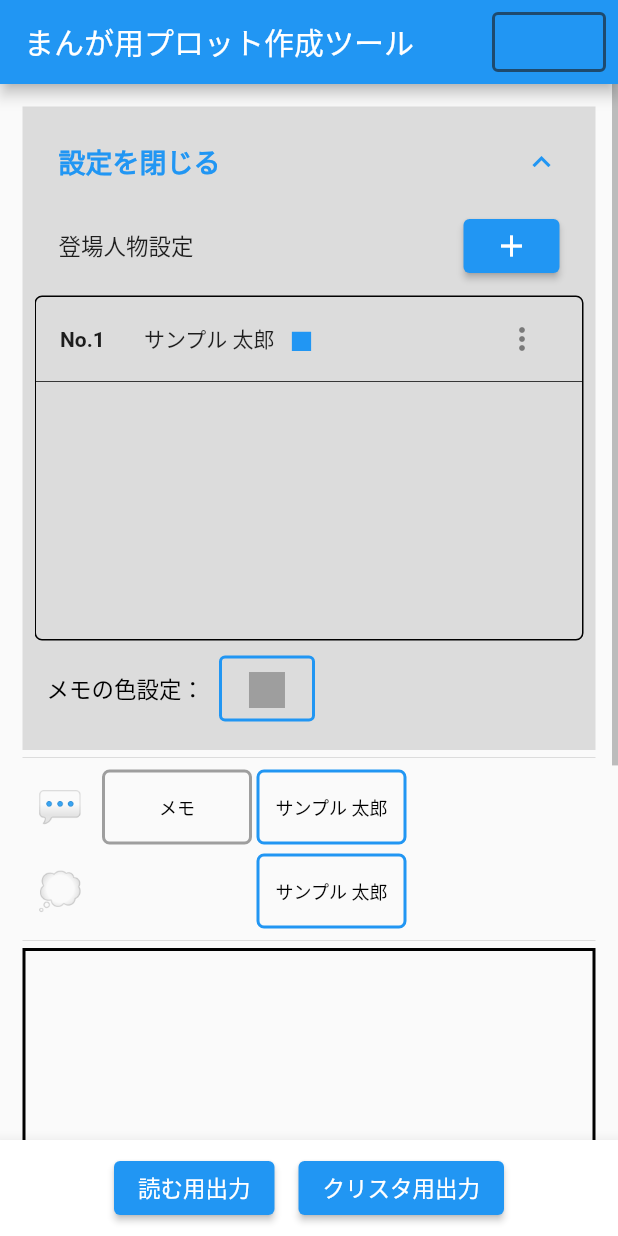
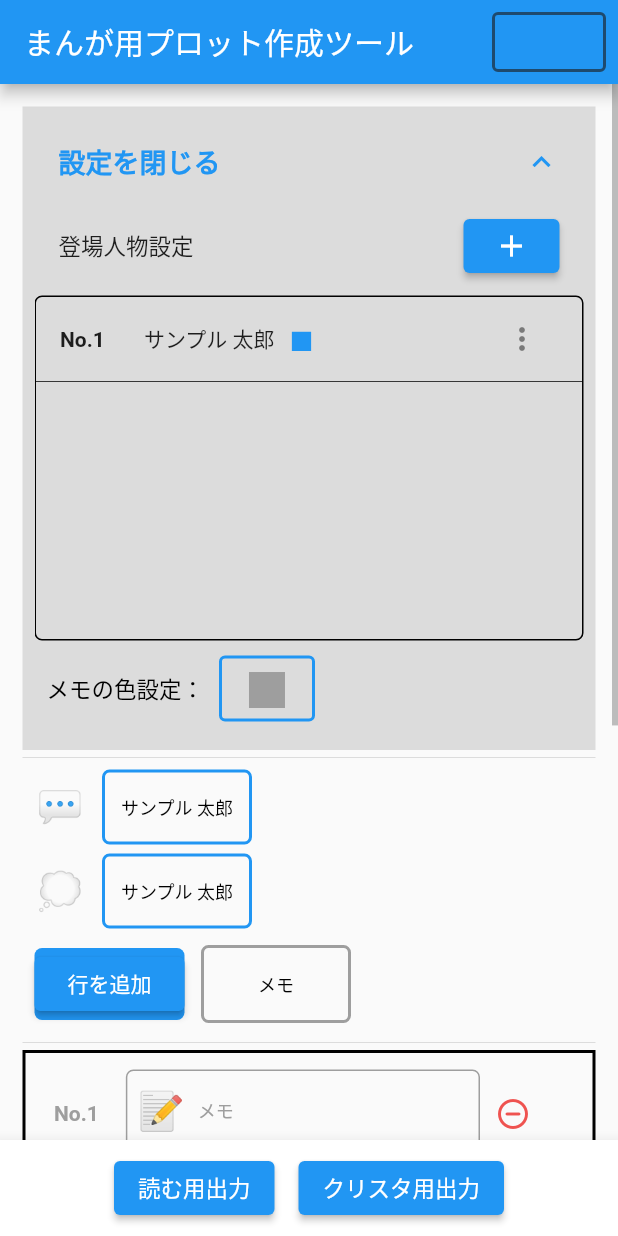
Before and after one commit to smsmsy/story_maker_for_clip_studio, a Flutter app: the screen it shows after launch, after a tap on "設定を開く", on a phone screen of 412 x 824 dp. Run offline on Flutter 3.47's test engine with Material 2 defaults, Android fonts, the light colour scheme and no system bars; our stand-ins replace firebase_auth, firebase_core, flutter_colorpicker; accounts and stored records are empty; Roboto replaces fonts that are missing (源柔ゴシックＰ).

Commit message:
fix layout of personListView

```diff
--- a/lib/main.dart
+++ b/lib/main.dart
@@ -1,5 +1,3 @@
-import 'dart:ui';
-
 import 'package:flutter/material.dart';
 import 'package:flutter/services.dart';
 
@@ -17,6 +15,12 @@ import 'package:firebase_auth/firebase_auth.dart';
 enum ResultAlertDialog {
   ok,
   cancel,
+}
+
+enum PersonButtonBuildTo{
+  memo,
+  serif,
+  mood,
 }
 
 void main() async {
@@ -75,7 +79,6 @@ class _MyHomePageState extends State<MyHomePage> with WidgetsBindingObserver {
   static const double _edgeValueSmall = 3.0;
 
   List<Person> persons = [];
-  List<Person> personsCombinedMemo = [];
   List<Content> contents = [];
 
   // List<TextEditingController> textEditingControllers = [];
@@ -112,6 +115,7 @@ class _MyHomePageState extends State<MyHomePage> with WidgetsBindingObserver {
       Content(
         person: memo,
         line: "",
+        contentType: ContentType.memo,
         controller: TextEditingController(),
       ),
     );
@@ -164,7 +168,7 @@ class _MyHomePageState extends State<MyHomePage> with WidgetsBindingObserver {
         title: Text(widget.title),
         actions: [
           Padding(
-            padding: EdgeInsets.all(_edgeValueMedium),
+            padding: const EdgeInsets.all(_edgeValueMedium),
             child: _user == null
                 ? OutlinedButton(
               style: OutlinedButton.styleFrom(
@@ -388,7 +392,7 @@ class _MyHomePageState extends State<MyHomePage> with WidgetsBindingObserver {
                   height: 10.0,
                 ),
 
-                /// ContentsView
+                /// PersonListView
                 Row(
                   children: [
                     Container(
@@ -402,9 +406,9 @@ class _MyHomePageState extends State<MyHomePage> with WidgetsBindingObserver {
                         height: 50.0,
                         child: ListView.builder(
                           scrollDirection: Axis.horizontal,
-                          itemCount: persons.length + 1,
+                          itemCount: persons.length,
                           itemBuilder: (BuildContext context, int index) {
-                            return personListViewOfContentsView(index);
+                            return buildAddContentsButton(persons[index], ContentType.serif);
                           },
                         ),
                       ),
@@ -424,15 +428,50 @@ class _MyHomePageState extends State<MyHomePage> with WidgetsBindingObserver {
                         height: 50.0,
                         child: ListView.builder(
                           scrollDirection: Axis.horizontal,
-                          itemCount: persons.length + 1,
+                          itemCount: persons.length,
                           itemBuilder: (BuildContext context, int index) {
-                            return personListViewOfContentsViewForMood(index);
+                            if(persons[index].hasMood) {
+                              return buildAddContentsButton(
+                                  persons[index], ContentType.mood);
+                            } else {
+                              return Container(
+                                margin: const EdgeInsets.only(right: _edgeValueSmall),
+                                width: 100,
+                              );
+                            }
                           },
                         ),
                       ),
                     ),
                   ],
                 ),
+                Padding(
+                  padding: const EdgeInsets.all(_edgeValueMedium),
+                  child: Row(
+                    children: [
+                      Padding(
+                        padding: const EdgeInsets.only(right: _edgeValueMedium),
+                        child: Container(
+                          margin: const EdgeInsets.only(right: _edgeValueSmall),
+                          width: 100,
+                          decoration: const BoxDecoration(
+                            color: Colors.blue,
+                            borderRadius: BorderRadius.all(
+                              Radius.circular(_radiusValue),
+                            ),
+                          ),
+                          child: ElevatedButton(
+                            onPressed: (){},
+                            child: const Text("行を追加",),
+                          ),
+                        ),
+                      ),
+                      buildAddContentsButton(memo, ContentType.memo),
+                    ],
+                  ),
+                ),
+
+
                 const Divider(
                   thickness: 0,
                   height: 10.0,
@@ -464,8 +503,7 @@ class _MyHomePageState extends State<MyHomePage> with WidgetsBindingObserver {
                           child: ElevatedButton(
                             onPressed: () => setState(() {
                               scrollControllerForContentsView.animateTo(
-                                -scrollControllerForContentsView
-                                    .position.minScrollExtent,
+                                -scrollControllerForContentsView.position.minScrollExtent,
                                 duration: const Duration(
                                     seconds: 1, milliseconds: 500),
                                 curve: Curves.ease,
@@ -549,40 +587,42 @@ class _MyHomePageState extends State<MyHomePage> with WidgetsBindingObserver {
     );
   }
 
-  Widget _showIconForSerifOrMood(int index) {
-    if(contents[index].person.hasMood) {
-      return const Text("💭", style: TextStyle(fontSize: 25),);
-    } else {
-      return const Text("💬", style: TextStyle(fontSize: 25),);
+  Widget _showIconForSerifOrMood(ContentType contentType) {
+    switch(contentType){
+      case ContentType.memo:
+        return const Text("📝", style: TextStyle(fontSize: 25),);
+      case ContentType.serif:
+        return const Text("💬", style: TextStyle(fontSize: 25),);
+      case ContentType.mood:
+        return const Text("💭", style: TextStyle(fontSize: 25),);
     }
   }
 
-  Widget personListViewOfContentsView(int index) {
-    setCombinedPersons();
+  Widget buildAddContentsButton(Person person, ContentType contentType){
+    Widget widget;
 
-    return Container(
+    widget = Container(
       margin: const EdgeInsets.only(right: _edgeValueSmall),
       width: 100,
       decoration: BoxDecoration(
-          border: Border.all(
-            width: 2.0,
-            color: personsCombinedMemo[index].color,
-          ),
-          borderRadius: const BorderRadius.all(Radius.circular(_radiusValue))),
+        border: Border.all(
+          width: 2.0,
+          color: person.color,
+        ),
+        borderRadius: const BorderRadius.all(
+          Radius.circular(_radiusValue),
+        ),
+      ),
       child: TextButton(
         onPressed: () {
           setState(() {
             contents.add(Content(
-              person: Person(
-                name: personsCombinedMemo[index].name,
-                color: personsCombinedMemo[index].color,
-                hasMood: false,
-              ),
+              person: person,
               line: "",
+              contentType: contentType,
               controller: TextEditingController(),
             ));
-            contents[contents.length - 1]
-                .controller
+            contents[contents.length - 1].controller
                 .addListener(_reflectTextValueForContentsView);
           });
           scrollControllerForContentsView.animateTo(
@@ -597,7 +637,7 @@ class _MyHomePageState extends State<MyHomePage> with WidgetsBindingObserver {
         child: Padding(
           padding: EdgeInsets.zero,
           child: Text(
-            personsCombinedMemo[index].name,
+            person.name,
             textAlign: TextAlign.start,
             style: TextStyle(
               fontSize: 12,
@@ -607,82 +647,13 @@ class _MyHomePageState extends State<MyHomePage> with WidgetsBindingObserver {
         ),
       ),
     );
-  }
-
-  Widget personListViewOfContentsViewForMood(int index) {
-    setCombinedPersons();
-
-    Widget widget = Container(
-      margin: const EdgeInsets.only(right: _edgeValueSmall),
-      width: 100,
-    );
-
-    if (personsCombinedMemo[index].hasMood) {
-      widget = Container(
-        margin: const EdgeInsets.only(right: _edgeValueSmall),
-        width: 100,
-        decoration: BoxDecoration(
-            border: Border.all(
-              width: 2.0,
-              color: personsCombinedMemo[index].color,
-            ),
-            borderRadius: const BorderRadius.all(
-                Radius.circular(_radiusValue))),
-        child: TextButton(
-          onPressed: () {
-            setState(() {
-              contents.add(Content(
-                person: Person(
-                  name: personsCombinedMemo[index].name,
-                  color: personsCombinedMemo[index].color,
-                  hasMood: true,
-                ),
-                line: "",
-                controller: TextEditingController(),
-              ));
-              contents[contents.length - 1]
-                  .controller
-                  .addListener(_reflectTextValueForContentsView);
-            });
-            scrollControllerForContentsView.animateTo(
-              macContext(),
-              curve: Curves.ease,
-              duration: const Duration(
-                milliseconds: 750,
-              ),
-            );
-            // textEditingControllers.add(TextEditingController());
-          },
-          child: Padding(
-            padding: EdgeInsets.zero,
-            child: Text(
-              personsCombinedMemo[index].name,
-              textAlign: TextAlign.start,
-              style: TextStyle(
-                fontSize: 12,
-                color: textButtonColor,
-              ),
-            ),
-          ),
-        ),
-      );
-    }
 
     return widget;
   }
 
-  void setCombinedPersons() {
-    if (persons.isEmpty) {
-      personsCombinedMemo = [memo];
-    } else {
-      personsCombinedMemo = [...persons];
-      if (personsCombinedMemo[0] != memo) personsCombinedMemo.insert(0, memo);
-    }
-  }
-
   Widget contentListViewOfContentsView(int index) {
     return Padding(
-      key: Key('${index}'),
+      key: Key('$index'),
       padding: const EdgeInsets.all(_edgeValueSmall),
       child: Row(
         children: [
@@ -704,7 +675,7 @@ class _MyHomePageState extends State<MyHomePage> with WidgetsBindingObserver {
                 decoration: InputDecoration(
                   prefixIcon: Padding(
                     padding: const EdgeInsets.all(_edgeValueMedium),
-                    child: _showIconForSerifOrMood(index),
+                    child: _showIconForSerifOrMood(contents[index].contentType),
                   ),
                   focusedBorder: OutlineInputBorder(
                     borderRadius: BorderRadius.circular(_radiusValue),
@@ -754,68 +725,6 @@ class _MyHomePageState extends State<MyHomePage> with WidgetsBindingObserver {
         ],
       ),
     );
-    //   ListTile(
-    //   key: Key('$index'),
-    //   contentPadding: const EdgeInsets.only(left: 20.0, right: 15),
-    //   leading: Text(
-    //     "No." + (index + 1).toString(),
-    //     style: TextStyle(
-    //       color: contents[index].person.color,
-    //       fontWeight: FontWeight.bold,
-    //     ),
-    //   ),
-    //   title: Transform.translate(
-    //     offset: const Offset(10, 0),
-    //     child: TextFormField(
-    //       decoration: InputDecoration(
-    //         prefixIcon: Padding(
-    //           padding: const EdgeInsets.all(_edgeValueMedium),
-    //           child: _showIconForSerifOrMood(index),
-    //         ),
-    //         focusedBorder: OutlineInputBorder(
-    //           borderRadius: BorderRadius.circular(_radiusValue),
-    //           borderSide: BorderSide(
-    //             color: contents[index].person.color,
-    //             width: 2.0,
-    //           ),
-    //         ),
-    //         labelStyle: TextStyle(
-    //           fontSize: 12,
-    //           color: contents[index].person.color,
-    //         ),
-    //         labelText: contents[index].person.name,
-    //         floatingLabelStyle: TextStyle(
-    //           fontSize: 16,
-    //           color: contents[index].person.color,
-    //         ),
-    //         enabledBorder: OutlineInputBorder(
-    //           borderRadius: BorderRadius.circular(_radiusValue),
-    //           borderSide: BorderSide(
-    //             color: contents[index].person.color,
-    //             width: 1.0,
-    //           ),
-    //         ),
-    //       ),
-    //       keyboardType: TextInputType.multiline,
-    //       maxLines: null,
-    //       controller: contents[index].controller,
-    //     ),
-    //   ),
-    //   trailing: TextButton(
-    //     onPressed: () {
-    //       setState(() {
-    //         contents[index]
-    //             .controller
-    //             .removeListener(_reflectTextValueForContentsView);
-    //         contents.removeAt(index);
-    //       });
-    //     },
-    //     child: Icon(
-    //       Icons.remove_circle_outline_rounded,
-    //       color: Colors.red[400],
-    //     ),
-    //   ),
-    // );
   }
 
   Future<Color?> openColorSettingDialog(BuildContext context) {
```
